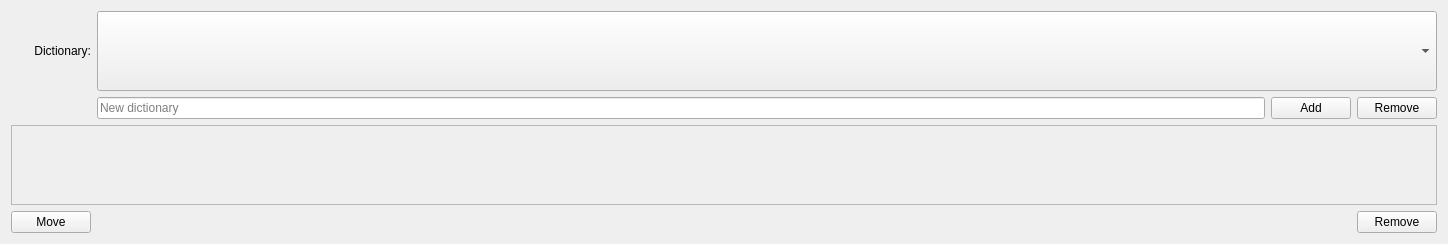
puffisional/WordGame, file ui/dictionaryEditTemplate.ui: the form before one commit.
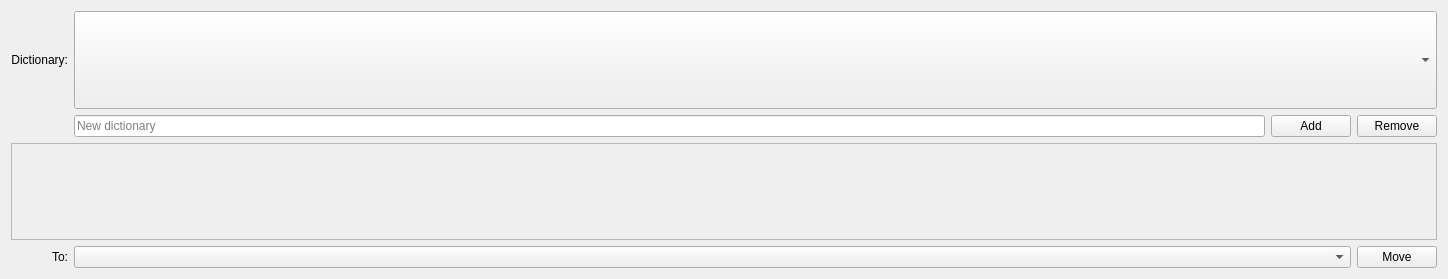
The form after the commit.

```diff
--- a/ui/dictionaryEditTemplate.ui
+++ b/ui/dictionaryEditTemplate.ui
@@ -7,7 +7,7 @@
     <x>0</x>
     <y>0</y>
     <width>1448</width>
-    <height>244</height>
+    <height>279</height>
    </rect>
   </property>
   <property name="windowTitle">
@@ -34,56 +34,6 @@
      </property>
     </widget>
    </item>
-   <item row="4" column="3">
-    <widget class="QPushButton" name="dictionaryAddButton_3">
-     <property name="sizePolicy">
-      <sizepolicy hsizetype="Fixed" vsizetype="Fixed">
-       <horstretch>0</horstretch>
-       <verstretch>0</verstretch>
-      </sizepolicy>
-     </property>
-     <property name="minimumSize">
-      <size>
-       <width>0</width>
-       <height>0</height>
-      </size>
-     </property>
-     <property name="maximumSize">
-      <size>
-       <width>16777215</width>
-       <height>16777215</height>
-      </size>
-     </property>
-     <property name="text">
-      <string>Remove</string>
-     </property>
-    </widget>
-   </item>
-   <item row="4" column="0">
-    <widget class="QPushButton" name="dictionaryAddButton_4">
-     <property name="sizePolicy">
-      <sizepolicy hsizetype="Fixed" vsizetype="Fixed">
-       <horstretch>0</horstretch>
-       <verstretch>0</verstretch>
-      </sizepolicy>
-     </property>
-     <property name="minimumSize">
-      <size>
-       <width>0</width>
-       <height>0</height>
-      </size>
-     </property>
-     <property name="maximumSize">
-      <size>
-       <width>16777215</width>
-       <height>16777215</height>
-      </size>
-     </property>
-     <property name="text">
-      <string>Move</string>
-     </property>
-    </widget>
-   </item>
    <item row="1" column="1">
     <widget class="QLineEdit" name="dictionaryNameInput">
      <property name="sizePolicy">
@@ -180,6 +130,51 @@
      </property>
     </widget>
    </item>
+   <item row="4" column="3">
+    <widget class="QPushButton" name="dictionaryAddButton_4">
+     <property name="sizePolicy">
+      <sizepolicy hsizetype="Fixed" vsizetype="Fixed">
+       <horstretch>0</horstretch>
+       <verstretch>0</verstretch>
+      </sizepolicy>
+     </property>
+     <property name="minimumSize">
+      <size>
+       <width>0</width>
+       <height>0</height>
+      </size>
+     </property>
+     <property name="maximumSize">
+      <size>
+       <width>16777215</width>
+       <height>16777215</height>
+      </size>
+     </property>
+     <property name="text">
+      <string>Move</string>
+     </property>
+    </widget>
+   </item>
+   <item row="4" column="0">
+    <widget class="QLabel" name="dictionaryLabel_2">
+     <property name="text">
+      <string>To:</string>
+     </property>
+     <property name="alignment">
+      <set>Qt::AlignRight|Qt::AlignTrailing|Qt::AlignVCenter</set>
+     </property>
+    </widget>
+   </item>
+   <item row="4" column="1" colspan="2">
+    <widget class="QComboBox" name="moveDictionarySelect">
+     <property name="sizePolicy">
+      <sizepolicy hsizetype="Expanding" vsizetype="Preferred">
+       <horstretch>0</horstretch>
+       <verstretch>0</verstretch>
+      </sizepolicy>
+     </property>
+    </widget>
+   </item>
   </layout>
  </widget>
  <resources/>
```
Left out of the diff: 18 changed lines with no effect on the pictures.
